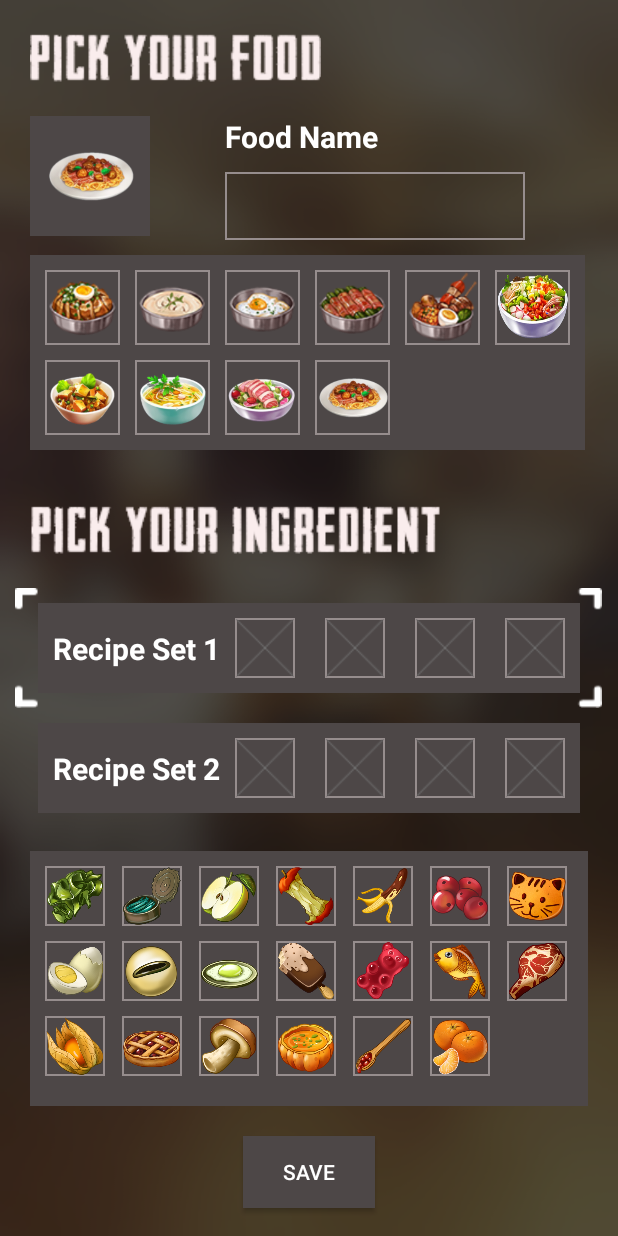
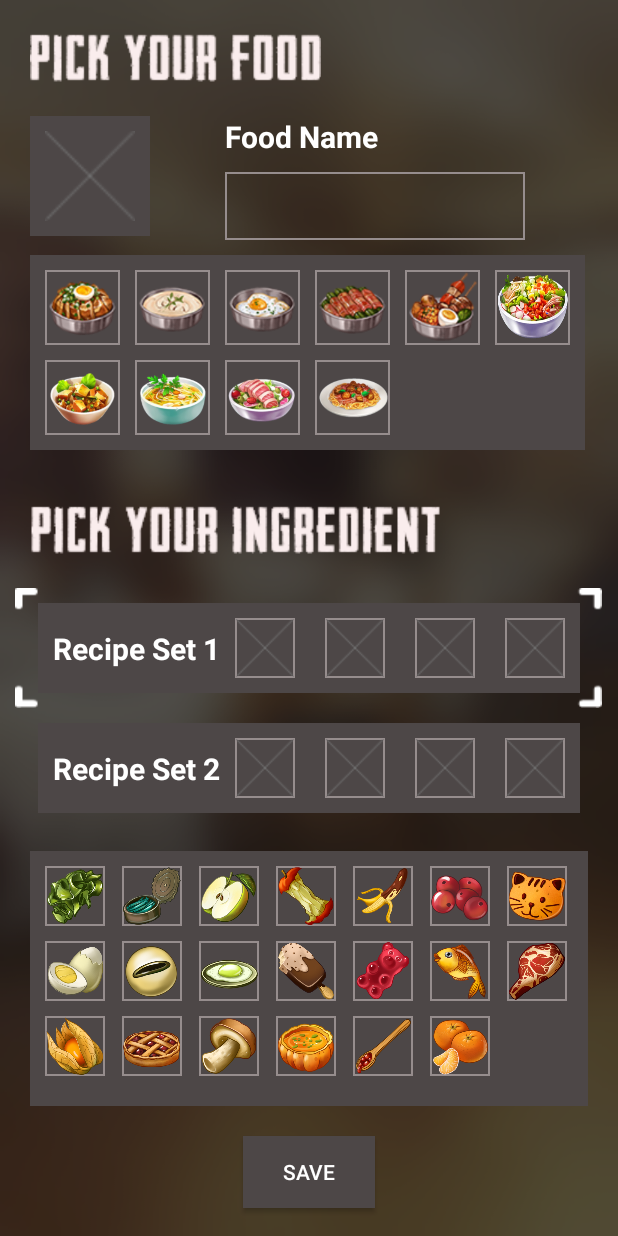
Before and after one commit to yungts97/CookingGame, an Android app: the CustomActivity screen opened directly, with no data from a screen before it, on a phone screen of 412 x 824 dp. Run offline under Robolectric (Android 15) with nearby library versions, the phone set to English and light mode, and no system bars; our stand-ins replace Firebase (no records; nobody signed in at launch, a user with empty details on screens opened directly).

Commit message:
fixed bug

```diff
--- a/app/src/main/java/com/example/cookinggame/MainActivity.java
+++ b/app/src/main/java/com/example/cookinggame/MainActivity.java
@@ -40,12 +40,12 @@ public class MainActivity extends AppCompatActivity implements View.OnClickListe
 
     private void retrieveFoodsFromFirebase()
     {
-        GlobalVar.foods.clear();
         DatabaseReference databaseReference = FirebaseDatabase.getInstance().getReference("Foods");
         databaseReference.addValueEventListener(new ValueEventListener()
         {
             @Override
             public void onDataChange(@NonNull DataSnapshot dataSnapshot) {
+                GlobalVar.foods.clear();
                 for(DataSnapshot dataSnapshot1 : dataSnapshot.getChildren()){
                     GlobalVar.foods.add(dataSnapshot1.getValue(Food.class));
                 }
--- a/app/src/main/res/layout/activity_custom.xml
+++ b/app/src/main/res/layout/activity_custom.xml
@@ -36,7 +36,7 @@
                 android:scaleType="fitXY"
                 android:layout_width="80dp"
                 android:layout_height="80dp"
-                android:src="@drawable/food_10" />
+                android:src="@drawable/empty" />
 
         </androidx.constraintlayout.widget.ConstraintLayout>
 
```
Also changed, not shown: app/src/main/java/com/example/cookinggame/StartGameScreen.java (+0 -17 lines).
